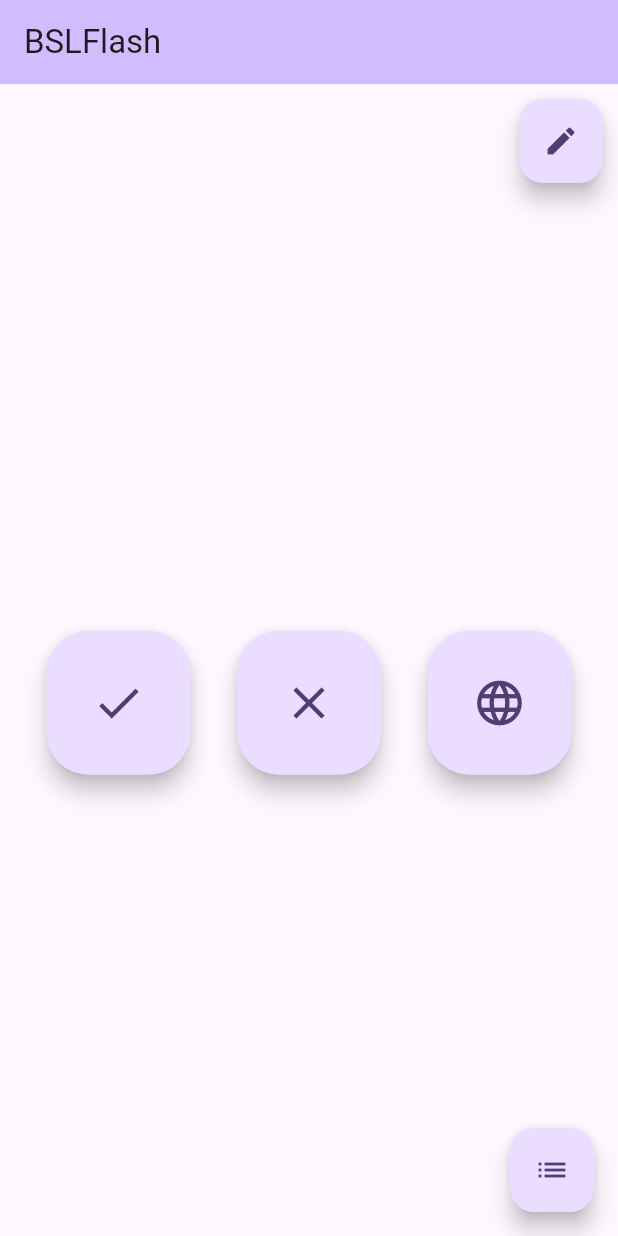
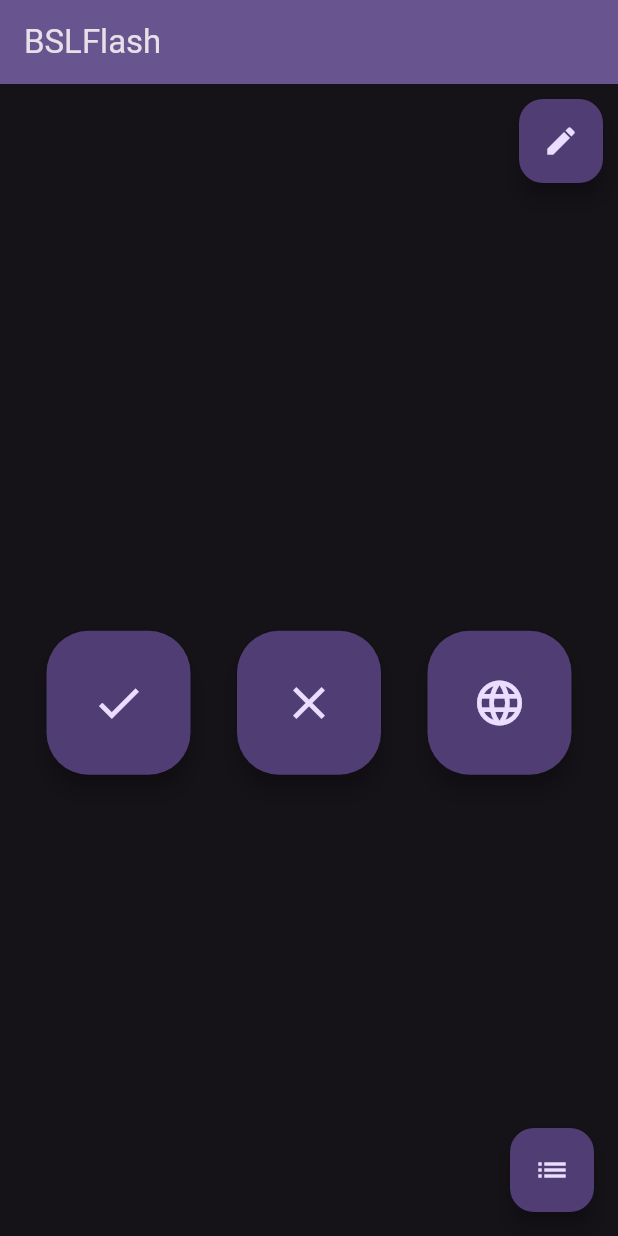
Before and after one commit to Charlie-83/SignFlash, a Flutter app: the screen it shows after launch, on a phone screen of 412 x 824 dp. Run offline on Flutter 3.47's test engine with Material 3 defaults, Android fonts, the phone set to English and light mode, and no system bars.

Commit message:
Minor visual changes

```diff
--- a/lib/main.dart
+++ b/lib/main.dart
@@ -21,7 +21,10 @@ class MyApp extends StatelessWidget {
     return MaterialApp(
       title: 'Flutter Demo',
       theme: ThemeData(
-        colorScheme: ColorScheme.fromSeed(seedColor: Colors.deepPurple),
+        colorScheme: ColorScheme.fromSeed(
+          brightness: Brightness.dark,
+          seedColor: Colors.deepPurple,
+        ),
       ),
       home: const MyHomePage(title: 'BSLFlash'),
     );
```
Also changed, not shown: lib/edit.dart (+11 -5 lines).
